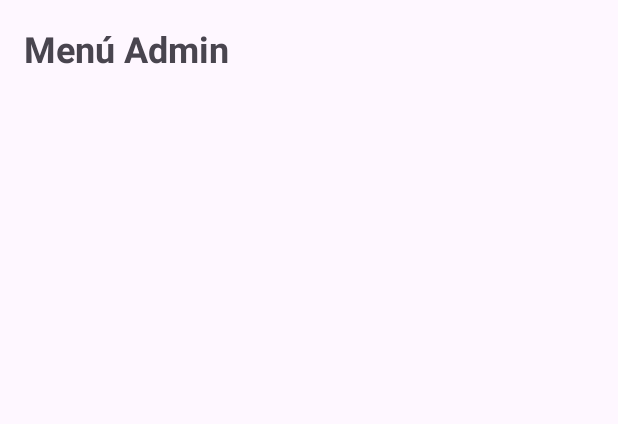
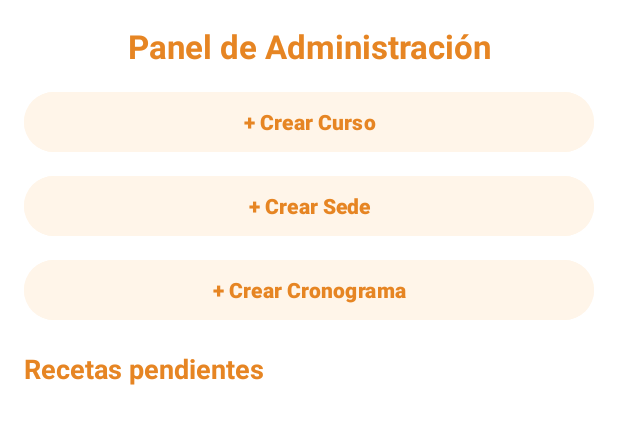
Before and after one commit to Fer3141/DesarrolloApps1, an Android app: the layout activity_menu_admin.xml on its own in the app's theme, with its tools: preview values and no code run, on a phone screen of 412 x 824 dp. Shown: the top 424 px of the screen. Run offline under Robolectric (Android 15) with nearby library versions, the phone set to English and light mode, and no system bars.

Commit message:
vista admin

```diff
--- a/app/src/main/res/layout/activity_menu_admin.xml
+++ b/app/src/main/res/layout/activity_menu_admin.xml
@@ -1,26 +1,66 @@
 <?xml version="1.0" encoding="utf-8"?>
 <LinearLayout xmlns:android="http://schemas.android.com/apk/res/android"
+    android:id="@+id/adminLayout"
     android:layout_width="match_parent"
     android:layout_height="match_parent"
     android:orientation="vertical"
+    android:background="#FFFFFF"
     android:padding="16dp">
 
-    <!-- Ejemplo simple, agregá lo que necesites -->
     <TextView
-        android:id="@+id/textTitulo"
-        android:layout_width="wrap_content"
+        android:id="@+id/tituloAdmin"
+        android:layout_width="match_parent"
         android:layout_height="wrap_content"
-        android:text="Menú Admin"
-        android:textSize="24sp"
+        android:text="Panel de Administración"
+        android:textSize="22sp"
+        android:textColor="#E68523"
         android:textStyle="bold"
-        android:paddingBottom="16dp"/>
+        android:gravity="center"
+        android:layout_marginBottom="12dp" />
 
-    <!-- Aquí después podés agregar un RecyclerView para cargar las cards -->
+    <Button
+        android:id="@+id/btnCrearCurso"
+        android:layout_width="match_parent"
+        android:layout_height="wrap_content"
+        android:text="+ Crear Curso"
+        android:backgroundTint="#FFF5E9"
+        android:textColor="#E68523"
+        android:textStyle="bold"
+        android:layout_marginBottom="8dp" />
+
+    <Button
+        android:id="@+id/btnCrearSede"
+        android:layout_width="match_parent"
+        android:layout_height="wrap_content"
+        android:text="+ Crear Sede"
+        android:backgroundTint="#FFF5E9"
+        android:textColor="#E68523"
+        android:textStyle="bold"
+        android:layout_marginBottom="8dp" />
+
+    <Button
+        android:id="@+id/btnCrearCronograma"
+        android:layout_width="match_parent"
+        android:layout_height="wrap_content"
+        android:text="+ Crear Cronograma"
+        android:backgroundTint="#FFF5E9"
+        android:textColor="#E68523"
+        android:textStyle="bold"
+        android:layout_marginBottom="16dp" />
+
+    <TextView
+        android:layout_width="match_parent"
+        android:layout_height="wrap_content"
+        android:text="Recetas pendientes"
+        android:textSize="18sp"
+        android:textStyle="bold"
+        android:textColor="#E68523"
+        android:layout_marginBottom="8dp" />
 
     <androidx.recyclerview.widget.RecyclerView
-        android:id="@+id/recyclerCursos"
+        android:id="@+id/recyclerRecetasPendientes"
         android:layout_width="match_parent"
         android:layout_height="0dp"
-        android:layout_weight="1" />
-
+        android:layout_weight="1"
+        android:paddingBottom="12dp"/>
 </LinearLayout>
```
Also changed, not shown: app/src/main/java/com/apps1/cocinapp/Admin/MenuAdmin.java (+43 -214 lines), app/src/main/java/com/apps1/cocinapp/Admin/RecetaAdminAdapter.java (added, +150 -0 lines), app/src/main/java/com/apps1/cocinapp/api/ApiService.java (+13 -0 lines), app/src/main/res/layout/card_receta_admin.xml (added, +66 -0 lines), app/src/main/res/layout/item_receta_admin.xml (added, +63 -0 lines).
